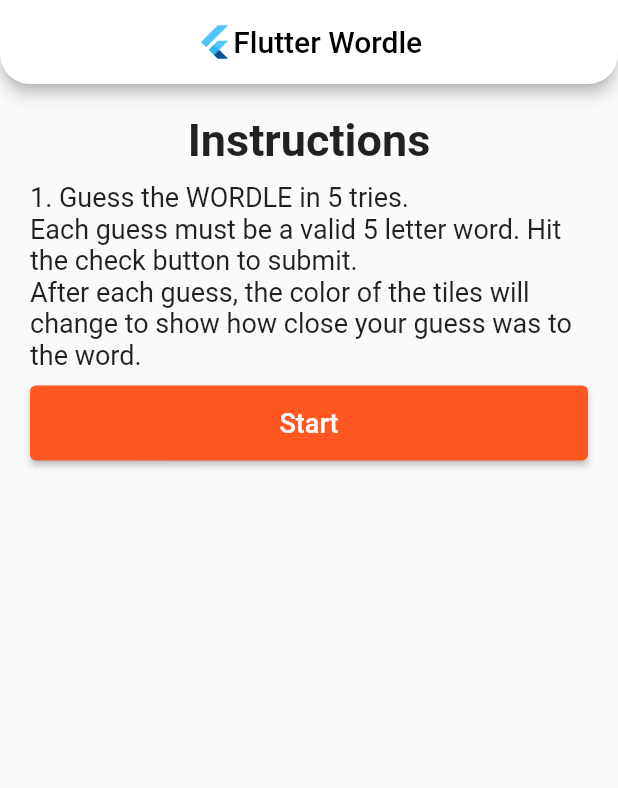
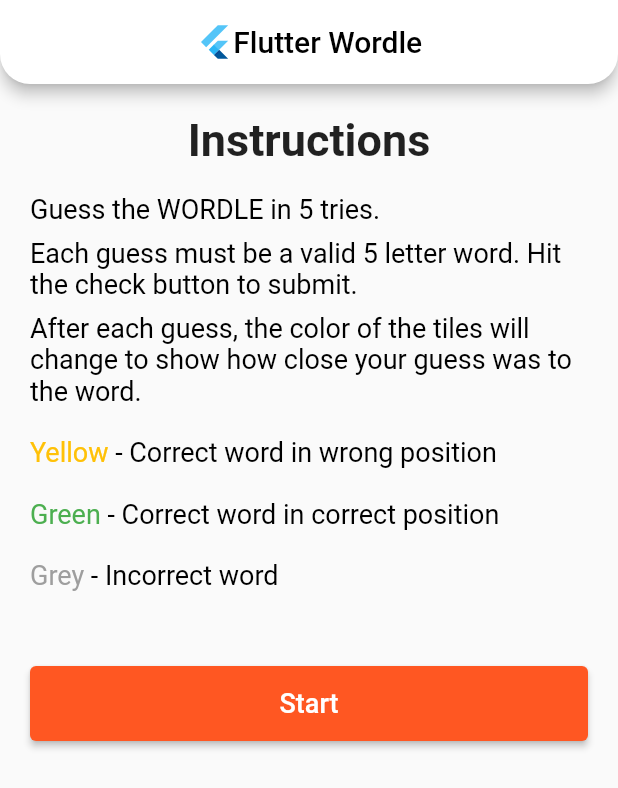
Before and after one commit to ZenDeveloper7/Flutter-Wordle, a Flutter app: the screen it shows after launch, on a phone screen of 412 x 824 dp. Shown: the top 788 px of the screen. Run offline on Flutter 3.47's test engine with Material 2 defaults, Android fonts, the phone set to English and light mode, and no system bars.

Commit message:
UI Fixes

```diff
--- a/lib/ui/Details.dart
+++ b/lib/ui/Details.dart
@@ -8,7 +8,7 @@ class Details extends StatelessWidget {
 
   @override
   Widget build(BuildContext context) {
-    TextStyle _textStyle = const TextStyle(fontSize: 18.0);
+    TextStyle _textStyle = const TextStyle(fontSize: 18.0, color: Colors.black);
 
     return Scaffold(
       appBar: AppBar(
@@ -54,20 +54,69 @@ class Details extends StatelessWidget {
                   ),
                 ),
               ),
-              Text('1. Guess the WORDLE in 5 tries.',
-                  style: _textStyle),
-              Text(
-                'Each guess must be a valid 5 letter word. Hit the check button to submit.\n'
-                'After each guess, the color of the tiles will change to show how close your guess was to the word.',
-                style: _textStyle,
+              Padding(
+                padding: const EdgeInsets.only(top: 8.0),
+                child: Text('Guess the WORDLE in 5 tries.', style: _textStyle),
               ),
+              Padding(
+                padding: const EdgeInsets.only(top: 8.0),
+                child: Text(
+                  'Each guess must be a valid 5 letter word. Hit the check button to submit.',
+                  style: _textStyle,
+                ),
+              ),
+              Padding(
+                padding: const EdgeInsets.only(top: 8.0),
+                child: Text(
+                  'After each guess, the color of the tiles will change to show how close your guess was to the word.',
+                  style: _textStyle,
+                ),
+              ),
+              Padding(
+                padding: const EdgeInsets.only(top: 20.0),
+                child: RichText(
+                  text: TextSpan(
+                    style: _textStyle,
+                    children: <TextSpan>[
+                      TextSpan(text: 'Yellow', style: _textStyle.copyWith(color: Colors.amber)),
+                      TextSpan(text: ' - Correct word in wrong position'),
+                    ],
+                  ),
+                ),
+              ),
+              Padding(
+                padding: const EdgeInsets.only(top: 20.0),
+                child: RichText(
+                  text: TextSpan(
+                    style: _textStyle,
+                    children: <TextSpan>[
+                      TextSpan(text: 'Green', style: _textStyle.copyWith(color: Colors.green)),
+                      TextSpan(text: ' - Correct word in correct position'),
+                    ],
+                  ),
+                ),
+              ),
+              Padding(
+                padding: const EdgeInsets.only(top: 20.0),
+                child: RichText(
+                  text: TextSpan(
+                    style: _textStyle,
+                    children: <TextSpan>[
+                      TextSpan(text: 'Grey', style: _textStyle.copyWith(color: Colors.grey)),
+                      TextSpan(text: ' - Incorrect word'),
+                    ],
+                  ),
+                ),
+              ),
+
+
               Container(
-                  padding: const EdgeInsets.only(top: 10.0),
+                  padding: const EdgeInsets.only(top: 50.0),
                   child: ElevatedButton(
                       style: ElevatedButton.styleFrom(
                           minimumSize: const Size(0.0, 50.0)),
                       onPressed: () {
-                        Navigator.of(context).push(MaterialPageRoute(builder: (context) => const Home()));
+                        Navigator.of(context).pushReplacement(MaterialPageRoute(builder: (context) => const Home()));
                       },
                       child: const Text('Start')))
             ],
```
